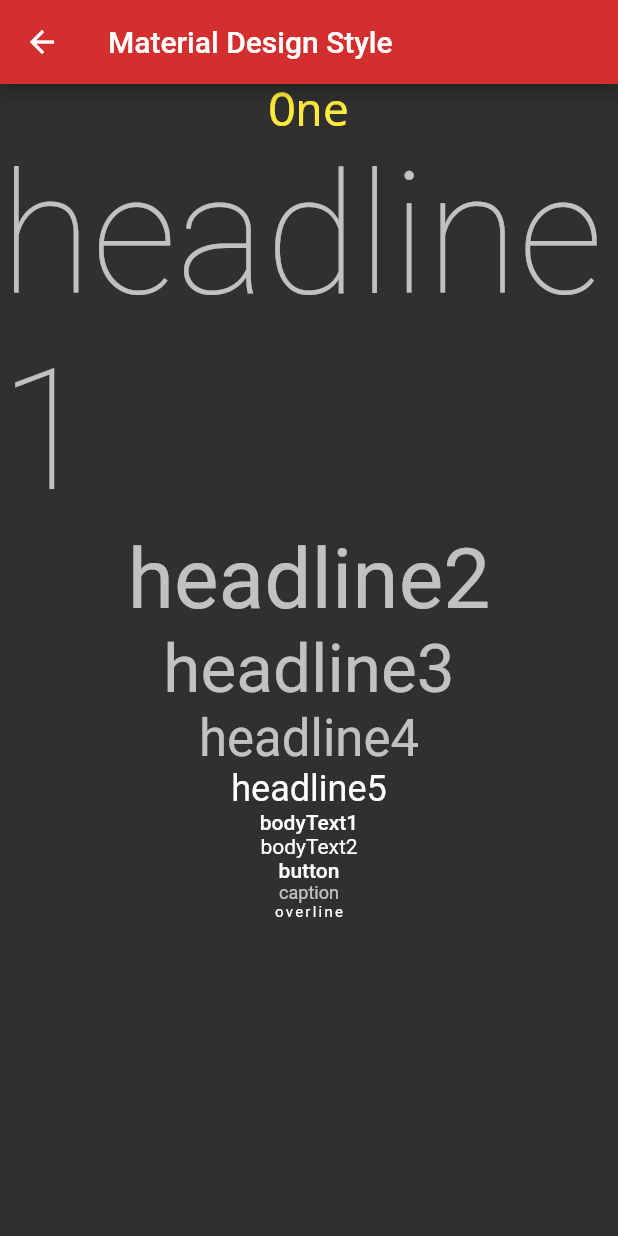
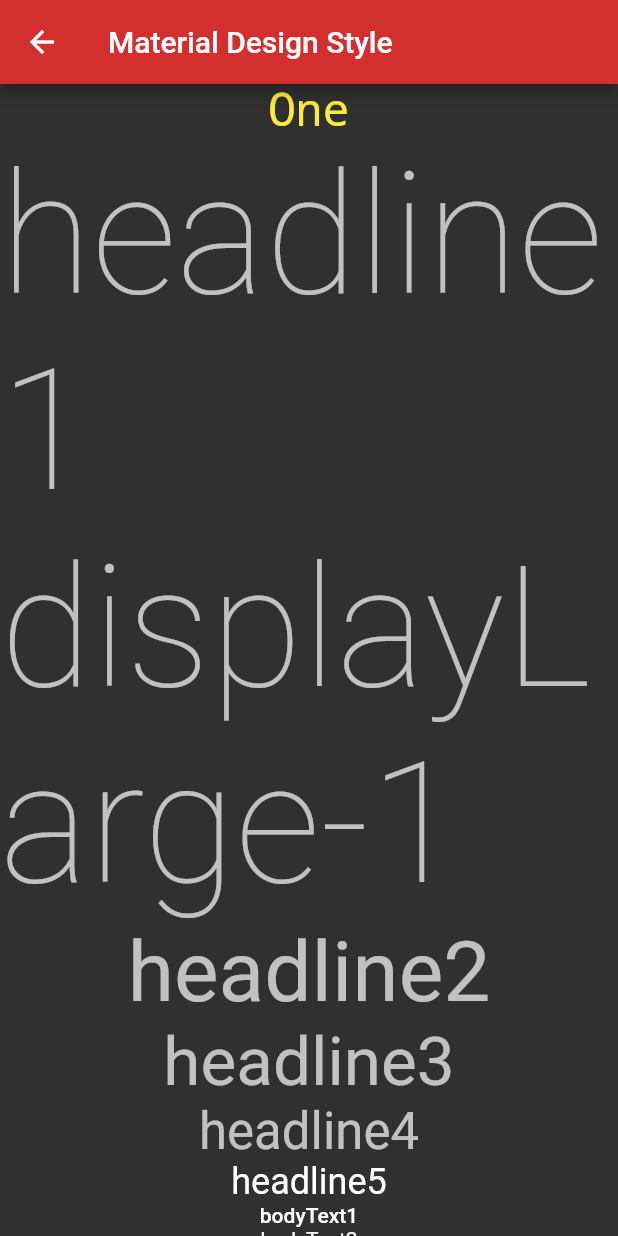
Before and after one commit to LoganAnde/cmsc4303-MobileApps, a Flutter app: the MaterialDesignScreen screen opened by its route, on a phone screen of 412 x 824 dp. Run offline on Flutter 3.47's test engine with Material 2 defaults, Android fonts, the phone set to English and light mode, and no system bars.

Commit message:
add scrolling view

```diff
--- a/lib/screen/materialdesign_screen.dart
+++ b/lib/screen/materialdesign_screen.dart
@@ -8,7 +8,8 @@ class MaterialDesignScreen extends StatelessWidget {
       appBar: AppBar(
         title: Text('Material Design Style'),
       ),
-      body: Column(
+      body: SingleChildScrollView(
+        child: Column(
           children: [
             Text(
               'One',
@@ -20,6 +21,10 @@ class MaterialDesignScreen extends StatelessWidget {
             ),
             Text(
               'headline1',
+              style: Theme.of(context).textTheme.headline1,
+            ),
+            Text(
+              'headline1-1',
               style: Theme.of(context).textTheme.headline1,
             ),
             Text(
@@ -60,6 +65,7 @@ class MaterialDesignScreen extends StatelessWidget {
             ),
           ],
         ),
+      ),
     );
   }
 }
```
Lines whose indentation alone changed are shown as unchanged.
